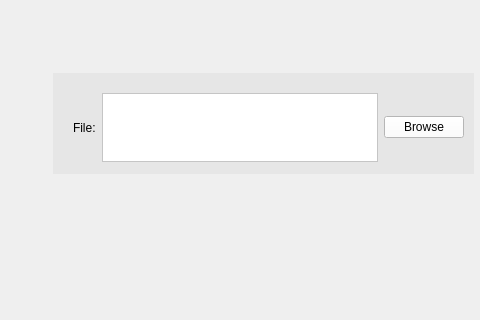
Old version of the form mainWindow.ui in the repository nwhloo99/FencingGUI; both pictures show x 167 to 647 and y 176 to 496 of the 1104 by 771 pixel window.
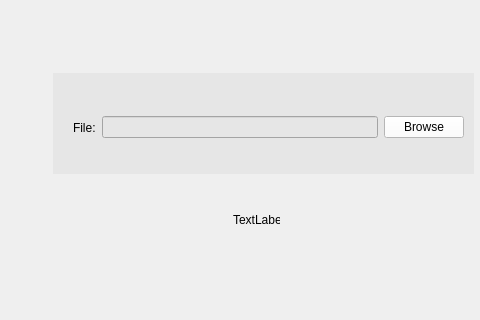
New version of the form. The open tabs and pages were chosen to show the change.

The edit to the form file:
```diff
--- a/mainWindow.ui
+++ b/mainWindow.ui
@@ -553,24 +553,7 @@
          </widget>
         </item>
         <item>
-         <widget class="QTextEdit" name="textEdit_2">
-          <property name="sizePolicy">
-           <sizepolicy hsizetype="Expanding" vsizetype="Minimum">
-            <horstretch>0</horstretch>
-            <verstretch>0</verstretch>
-           </sizepolicy>
-          </property>
-          <property name="styleSheet">
-           <string notr="true">alternate-background-color: rgb(255, 255, 255);
-background-color: rgb(255, 255, 255);</string>
-          </property>
-          <property name="horizontalScrollBarPolicy">
-           <enum>Qt::ScrollBarAsNeeded</enum>
-          </property>
-          <property name="sizeAdjustPolicy">
-           <enum>QAbstractScrollArea::AdjustToContents</enum>
-          </property>
-         </widget>
+         <widget class="QLineEdit" name="lineEdit_3"/>
         </item>
         <item>
          <widget class="QPushButton" name="browse_file_btn_3">
@@ -605,6 +588,19 @@
        <string>Alphapose Processing</string>
       </property>
      </widget>
+     <widget class="QLabel" name="label_4">
+      <property name="geometry">
+       <rect>
+        <x>240</x>
+        <y>370</y>
+        <width>47</width>
+        <height>14</height>
+       </rect>
+      </property>
+      <property name="text">
+       <string>TextLabel</string>
+      </property>
+     </widget>
     </widget>
     <widget class="QWidget" name="analysisPage">
      <widget class="QWidget" name="widget_3" native="true">
```
Left out of the diff: 4 changed lines with no effect on the pictures.
